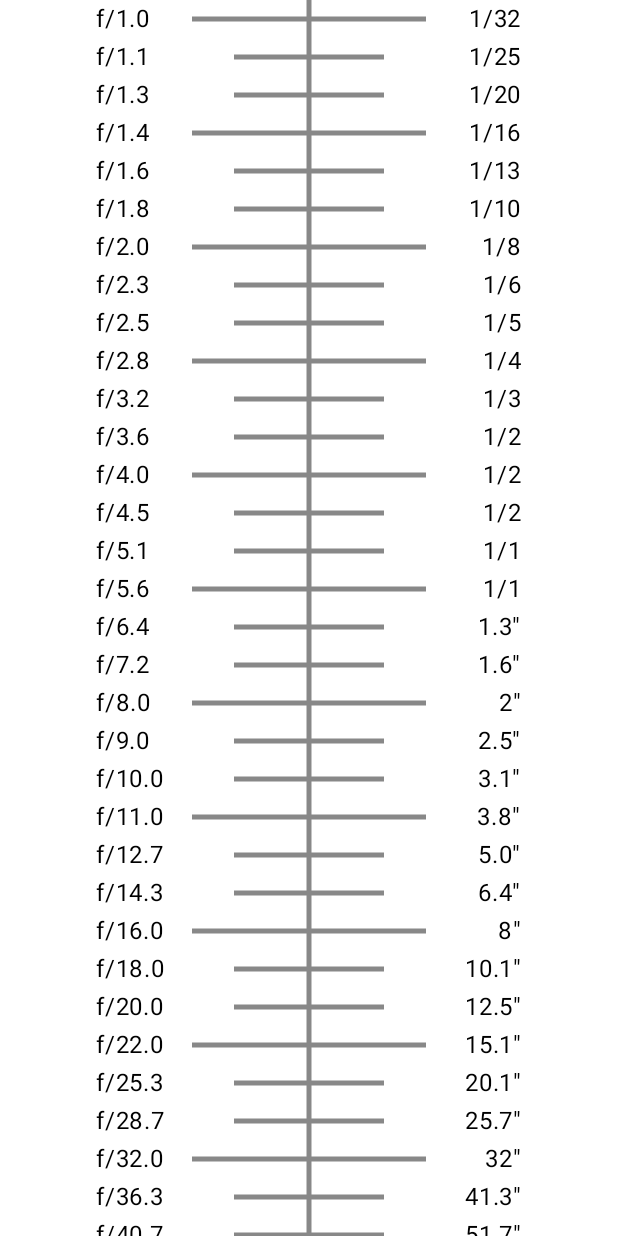
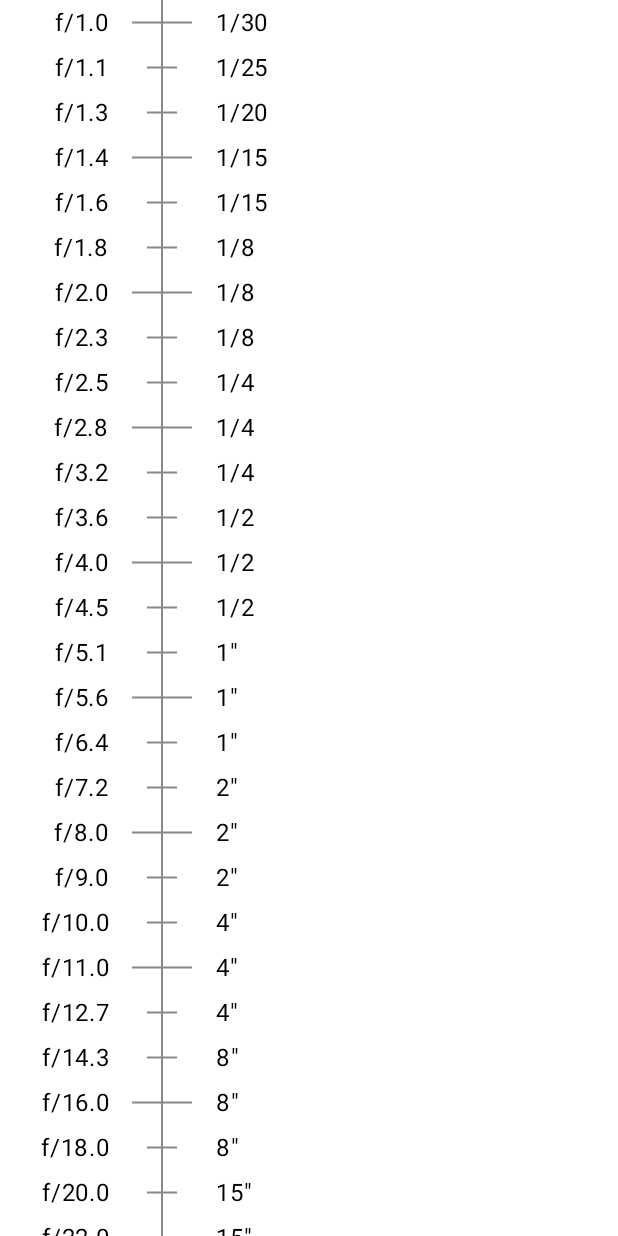
Before and after one commit to Khelta/LightFilm, an Android app built with Jetpack Compose: the @Preview function FStopTablePreview, on a phone screen of 412 x 824 dp. Run offline under Robolectric (Android 15) with nearby library versions, the light colour scheme and no system bars; libraries missing offline, so code that uses them is left out: androidx.camera.core.

Commit message:
Correct EV/shutterspeed calculations

```diff
--- /dev/null
+++ b/app/src/main/java/com/example/lightfilm/CameraHelpers.kt
@@ -0,0 +1,38 @@
+package com.example.lightfilm
+
+import kotlin.math.abs
+import kotlin.math.pow
+
+fun getShutterSpeedFromAperture(f: Double, ev: Double, ISO: Int): Double{
+    return (100 * f.pow(2))/(ISO * 2.0.pow(ev))
+    //return (f.pow(2)/2.0.pow(ev))/(ISO /100 )
+}
+
+fun roundToFirstSignificantDigit(number: Double): Double {
+    if (number == 0.0) {
+        return 0.0
+    }
+
+    val absNumber = abs(number)
+    val magnitude = 10.0.pow(kotlin.math.floor(kotlin.math.log10(absNumber)))
+    val shifted = absNumber / magnitude
+    val roundedShifted = kotlin.math.round(shifted)
+    val result = roundedShifted * magnitude
+
+    return if (number < 0) -result else result
+}
+
+fun findClosestNumber(numbers: List<Double>, target: Double): Double {
+    var closestNumber = numbers[0]
+    var minDifference = kotlin.math.abs(numbers[0] - target)
+
+    for (number in numbers) {
+        val difference = kotlin.math.abs(number - target)
+        if (difference < minDifference) {
+            minDifference = difference
+            closestNumber = number
+        }
+    }
+
+    return closestNumber
+}
--- a/app/src/main/java/com/example/lightfilm/MainActivity.kt
+++ b/app/src/main/java/com/example/lightfilm/MainActivity.kt
@@ -70,7 +70,7 @@ class MainActivity : ComponentActivity() {
                     modifier = Modifier,
                     color = MaterialTheme.colorScheme.background
                 ) {
-                    MyApp()
+                    Measurement()
                 }
             }
         }
--- a/app/src/main/java/com/example/lightfilm/Measurement.kt
+++ b/app/src/main/java/com/example/lightfilm/Measurement.kt
@@ -3,16 +3,15 @@ package com.example.lightfilm
 import androidx.camera.core.ImageCapture
 import androidx.compose.foundation.Canvas
 import androidx.compose.foundation.background
-import androidx.compose.foundation.layout.Arrangement
 import androidx.compose.foundation.layout.Box
 import androidx.compose.foundation.layout.Column
 import androidx.compose.foundation.layout.Row
 import androidx.compose.foundation.layout.Spacer
-import androidx.compose.foundation.layout.fillMaxSize
 import androidx.compose.foundation.layout.fillMaxWidth
 import androidx.compose.foundation.layout.height
 import androidx.compose.foundation.layout.padding
 import androidx.compose.foundation.layout.size
+import androidx.compose.foundation.layout.width
 import androidx.compose.foundation.layout.wrapContentHeight
 import androidx.compose.foundation.rememberScrollState
 import androidx.compose.foundation.shape.CircleShape
@@ -46,6 +45,7 @@ import androidx.compose.ui.text.style.TextAlign
 import androidx.compose.ui.tooling.preview.Preview
 import androidx.compose.ui.unit.dp
 import com.example.lightfilm.ui.theme.LightFilmTheme
+import kotlin.math.abs
 import kotlin.math.log2
 import kotlin.math.pow
 
@@ -59,7 +59,7 @@ fun Measurement(modifier: Modifier = Modifier) {
     val imageCapture = ImageCapture.Builder().build()
     val context = LocalContext.current
 
-    var exposureValue by remember { mutableDoubleStateOf(-1.0) }
+    var exposureValue by remember { mutableDoubleStateOf(7.5) }
 
     fun handleIsoValueSelected(value: Int) {
         selectedIsoIndex = value
@@ -125,7 +125,7 @@ fun Measurement(modifier: Modifier = Modifier) {
                     .weight(1F)
                     .padding(8.dp)
             ) {
-                Column(modifier = Modifier.fillMaxWidth(0.6f)) { FStopTable() }
+                Column(modifier = Modifier.fillMaxWidth(0.6f)) { FStopTable(ev=exposureValue) }
                 Column(modifier = Modifier.fillMaxWidth()) {
                     Text(
                         String.format(
@@ -280,69 +280,93 @@ fun DropdownItem(
 }
 
 @Composable
-fun FStopTableEntry(apertureDisplayed: Double, ev: Double, isFullStop: Boolean = false) {
-    Box(
-        modifier = Modifier
-            .fillMaxWidth()
-            .height(25.dp)
+fun CrosshairItem(
+    f: Double,
+    shutterSpeed: Double,
+    isFullStop: Boolean = true,
+    modifier: Modifier = Modifier,
+) {
+    Row(
+        modifier = modifier.fillMaxWidth(),
+        verticalAlignment = Alignment.CenterVertically,
     ) {
-        val padding = 64.dp
-        val canvasPadding = if (isFullStop) padding + 64.dp else padding + 92.dp
+        // Fixed-width area for Text1
+        Text(
+            text = String.format("f/%.1f",f),
+            modifier = Modifier
+                .width(80.dp) // Set a fixed width here
+                .padding(end = 8.dp),
+            textAlign = TextAlign.End // Align text to the end of the area
+        )
 
-        Canvas(modifier = Modifier.fillMaxSize()) {
-            val startX = canvasPadding.toPx()
-            val endX = size.width - canvasPadding.toPx()
-            val centerY = size.height / 2
+        // Spacer to push the crosshair to the right
+        Spacer(modifier = Modifier.width(8.dp))
 
+        Canvas(
+            modifier = Modifier
+                .width(40.dp)
+                .height(30.dp)
+        ) {
+            val canvasWidth = size.width
+            val canvasHeight = size.height
+            val centerX = canvasWidth / 2
+            val centerY = canvasHeight / 2
+
+            // Draw vertical line
             drawLine(
                 color = Color.Gray,
-                start = Offset(startX, centerY),
-                end = Offset(endX, centerY),
-                strokeWidth = 5f
+                start = Offset(x = centerX, y = 0f),
+                end = Offset(x = centerX, y = canvasHeight),
+                strokeWidth = 2f
             )
 
+            // Draw horizontal line
+            val xStart = if (isFullStop) 0f else canvasWidth/4
+            val xEnd = if (isFullStop) canvasWidth else canvasWidth/4*3
             drawLine(
                 color = Color.Gray,
-                start = Offset(size.width / 2, 0f),
-                end = Offset(size.width / 2, size.height),
-                strokeWidth = 5f
+                start = Offset(x = xStart, y = centerY),
+                end = Offset(x = xEnd, y = centerY),
+                strokeWidth = 2f
             )
+        }
+        // Spacer to push the text2 to the right
+        Spacer(modifier = Modifier.width(8.dp))
 
-
+        val shutterSpeedText =
+        if (shutterSpeed >= 1) {
+            String.format(
+                if (shutterSpeed.rem(1).equals(0.0)) "%.0f\"" else "%.1f\"", shutterSpeed
+            )
+        } else {
+            String.format("1/%.0f", (1.0 / shutterSpeed))
         }
 
-        Row(
-            modifier = Modifier
-                .fillMaxSize()
-                .padding(horizontal = padding),
-            horizontalArrangement = Arrangement.SpaceBetween,
-            verticalAlignment = Alignment.CenterVertically
-        ) {
-            Text("f/%.1f".format(apertureDisplayed))
-
-
-            val shutterSpeed = apertureDisplayed.pow(2.0) / 2.0.pow(ev)
-            Text(
-                if (shutterSpeed >= 1) {
-                    String.format(
-                        if (shutterSpeed.rem(1).equals(0.0)) "%.0f\"" else "%.1f\"", shutterSpeed
-                    )
-                } else {
-                    String.format("1/%.0f", (1.0 / shutterSpeed))
-                }
-            )
-        }
+        Text(text = shutterSpeedText, modifier = Modifier.padding(start = 8.dp))
     }
 }
 
 @Composable
 fun FStopTable(aperture: Double = 2.0, ev: Double = 5.0) {
-    Column(modifier = Modifier.verticalScroll(rememberScrollState())) {
+    Column(
+        modifier = Modifier
+            .verticalScroll(rememberScrollState())
+            .fillMaxWidth(),
+        horizontalAlignment = Alignment.CenterHorizontally
+    ) {
+
+
         fNumbers.forEachIndexed() { index, f ->
-            FStopTableEntry(apertureDisplayed = f, ev = ev, isFullStop = true)
+            val shutterSpeed = findClosestNumber(shutterSpeeds, getShutterSpeedFromAperture(f, ev, 100))
+            CrosshairItem(f, shutterSpeed)
             if (index != fNumbers.size - 1) {
-                FStopTableEntry(f + ((fNumbers[index + 1] - f) / 3), ev)
-                FStopTableEntry(f + ((fNumbers[index + 1] - f) / 3 * 2), ev)
+                val f2 = (f + ((fNumbers[index + 1] - f) / 3))
+                val s2 = findClosestNumber(shutterSpeeds, getShutterSpeedFromAperture(f2, ev, 100))
+                val f3 = (f + ((fNumbers[index + 1] - f) / 3  * 2))
+                val s3 = findClosestNumber(shutterSpeeds, getShutterSpeedFromAperture(f3, ev, 100))
+
+                CrosshairItem(f2, s2, false)
+                CrosshairItem(f3, s3, false)
             }
         }
     }
```
Also changed, not shown: app/src/main/java/com/example/lightfilm/Constants.kt (+62 -6 lines).
